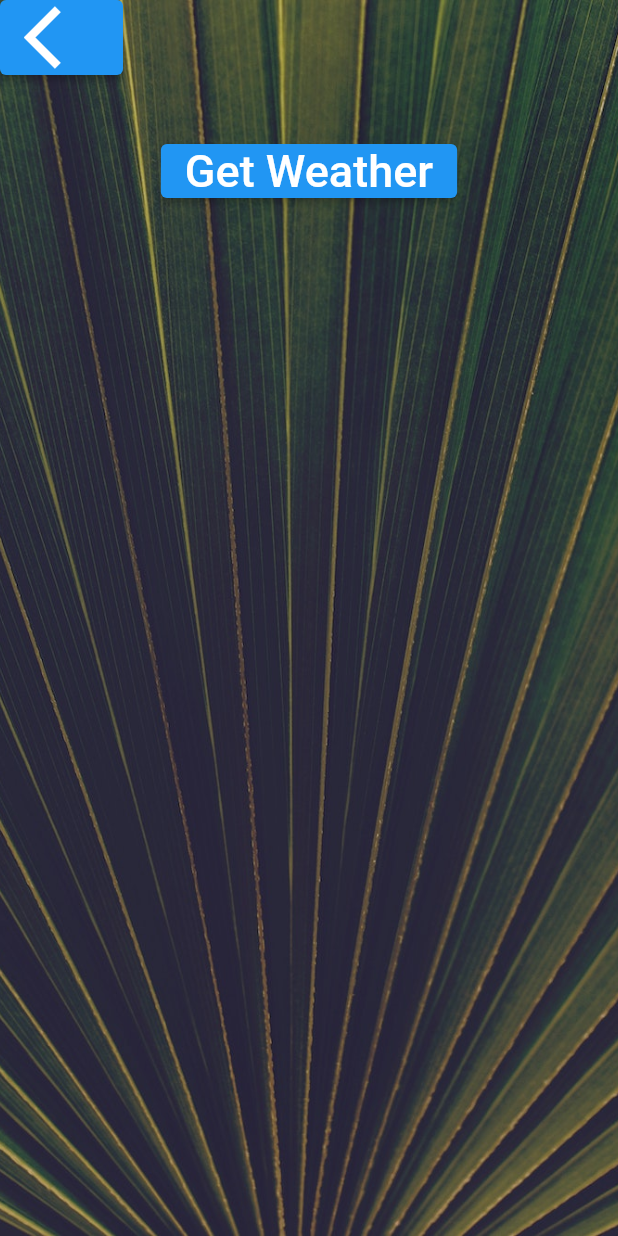
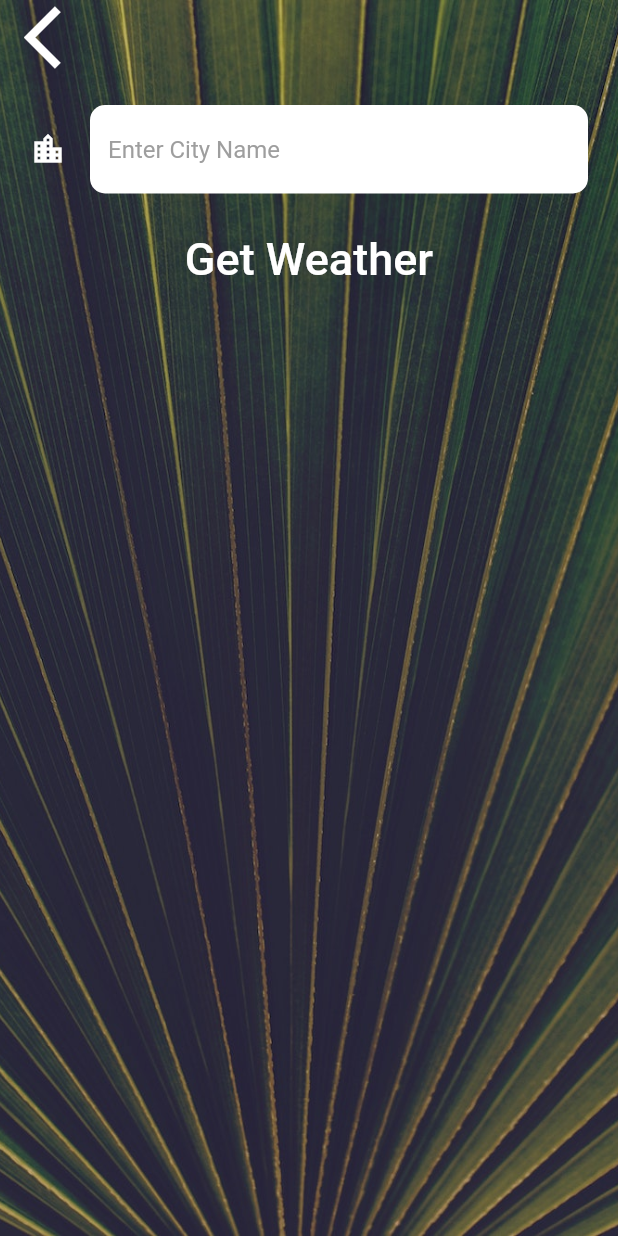
Before and after one commit to CJGarciaMusic/LinkedInLearning-Flutter, a Flutter app: the CityScreen screen opened directly, on a phone screen of 412 x 824 dp. Run offline on Flutter 3.47's test engine with Material 2 defaults, Android fonts, the light colour scheme and no system bars; our stand-ins replace audioplayers, flutter_spinkit, font_awesome_flutter, geolocator; Roboto replaces fonts that are missing (Spartan MB).

Commit message:
final checkin

```diff
--- a/clima/lib/screens/city_screen.dart
+++ b/clima/lib/screens/city_screen.dart
@@ -11,6 +11,8 @@ class CityScreen extends StatefulWidget{
 }
 
 class _CityScreenState extends State<CityScreen> {
+
+  String cityName = '';
   @override
   Widget build(BuildContext context) {
     return Scaffold(
@@ -28,7 +30,12 @@ class _CityScreenState extends State<CityScreen> {
               Align(
                 alignment: Alignment.topLeft,
                 child: ElevatedButton(
+                  style: ElevatedButton.styleFrom(
+                    primary: Colors.transparent,
+                    shadowColor: Colors.transparent.withOpacity(0.1),
+                  ),
                   onPressed: () {
+                    Navigator.pop(context);
                   },
                   child: const Icon(
                     Icons.arrow_back_ios,
@@ -38,10 +45,25 @@ class _CityScreenState extends State<CityScreen> {
               ),
               Container(
                 padding: const EdgeInsets.all(20),
-                child: null,
+                child: TextField(
+                  style: const TextStyle(color: Colors.black),
+                  decoration: kTextFieldInputDecoration,
+                  onChanged: (value) {
+                    cityName = value;
+                  },
+                ),
               ),
               ElevatedButton(
+                  style: ElevatedButton.styleFrom(
+                    primary: Colors.transparent,
+                    shadowColor: Colors.transparent.withOpacity(0.1),
+                  ),
                   onPressed: () {
+                    if (cityName != '') {
+                      Navigator.pop(context, cityName);
+                    } else {
+                      Navigator.pop(context);
+                    }
                   },
                   child: const Text(
                     'Get Weather',
--- a/clima/lib/services/networking.dart
+++ b/clima/lib/services/networking.dart
@@ -2,18 +2,19 @@ import 'package:http/http.dart' as http;
 import 'dart:convert';
 
 class NetworkHelper {
-  NetworkHelper(this.lat, this.long, this.apiK);
+  NetworkHelper(this.lat, this.long, this.apiK, this.city);
 
   late final double lat;
   late final double long;
   late final String apiK;
+  late final String city;
 
   Future getData() async {
     var httpsUri = Uri (
         scheme: 'https',
         host: 'api.openweathermap.org',
         path: '/data/2.5/weather',
-        queryParameters: {'lat': lat.toString(), 'lon': long.toString(), 'units': 'imperial', 'appid': apiK}
+        queryParameters: city == '' ? {'lat': lat.toString(), 'lon': long.toString(), 'units': 'imperial', 'appid': apiK} : {'q': city, 'units': 'imperial', 'appid': apiK}
     );
 
     http.Response res = await http.get(httpsUri);
--- a/clima/lib/utilities/constants.dart
+++ b/clima/lib/utilities/constants.dart
@@ -18,3 +18,17 @@ const kButtonTextStyle = TextStyle(
 const kConditionTextStyle = TextStyle(
   fontSize: 100.0,
 );
+
+const kTextFieldInputDecoration = InputDecoration(
+  filled: true,
+  fillColor: Colors.white,
+  icon: Icon(
+    Icons.location_city,
+    color: Colors.white,
+  ),
+  hintText: 'Enter City Name',
+  hintStyle: TextStyle(color: Colors.grey),
+  border: OutlineInputBorder(
+      borderRadius: BorderRadius.all(Radius.circular(10)),
+      borderSide: BorderSide.none),
+);
```
Also changed, not shown: clima/lib/screens/loading_screen.dart (+10 -3 lines), clima/lib/screens/location_screen.dart (+25 -1 lines), clima/lib/services/weather.dart (+9 -1 lines).
